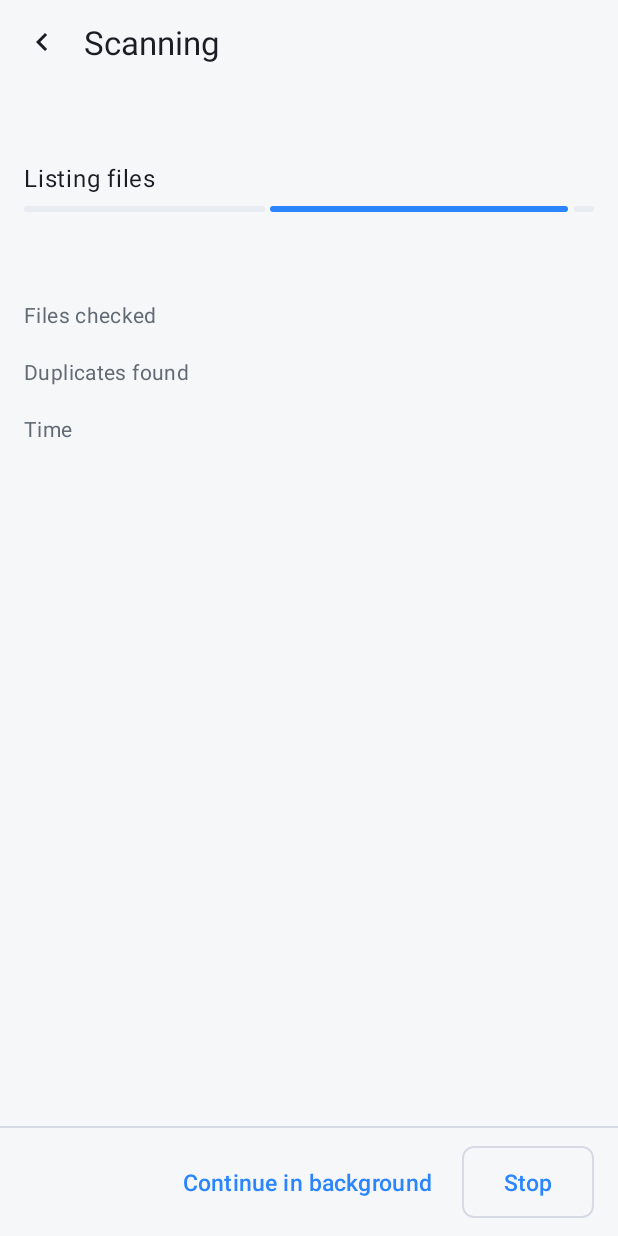
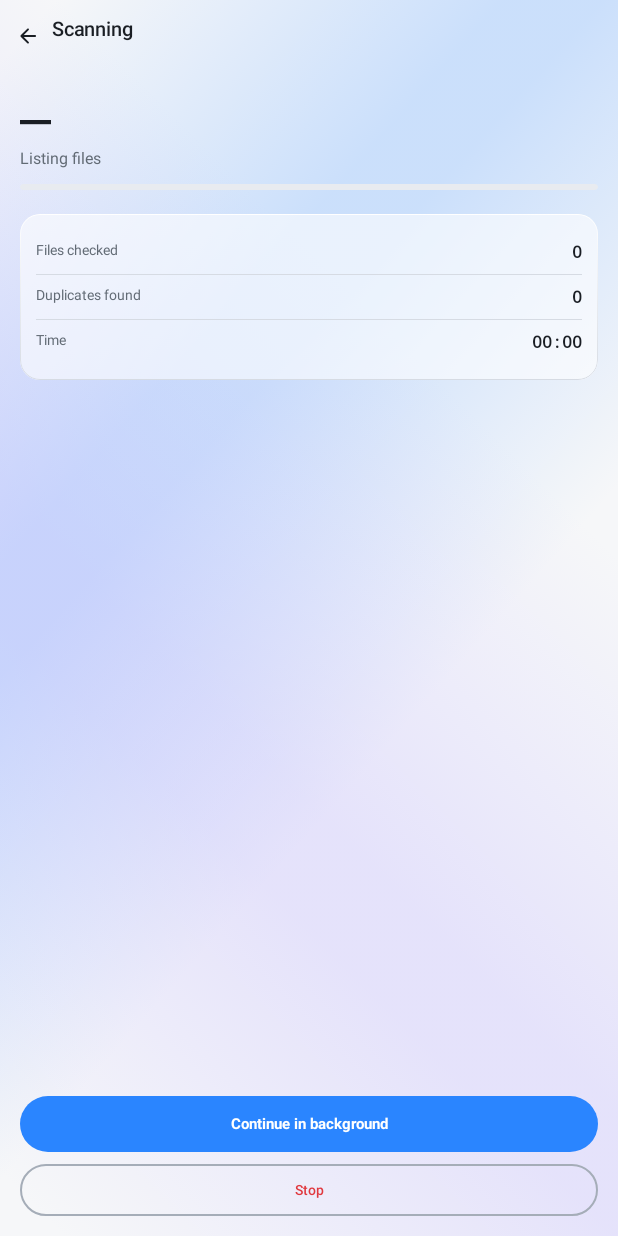
Before and after one commit to madhavraj840/Duplicate-file-finder-app-code, an Android app built with Jetpack Compose: the fragment ScanFragment shown on its own in the app's theme, on a phone screen of 412 x 824 dp. Run offline under Robolectric (Android 15) with nearby library versions, the phone set to English and light mode, and no system bars; 1 statement that could not run was skipped.

Commit message:
feat(ui): Scan in Compose
Co-Authored-By: Claude Opus 5.5 <noreply@anthropic.com>

```diff
--- a/app/src/main/java/com/bunkwise/duplicatefilefinder/presentation/scan/ScanFragment.kt
+++ b/app/src/main/java/com/bunkwise/duplicatefilefinder/presentation/scan/ScanFragment.kt
@@ -4,7 +4,11 @@ import android.os.Bundle
 import android.view.LayoutInflater
 import android.view.View
 import android.view.ViewGroup
+import androidx.compose.runtime.getValue
+import androidx.compose.runtime.mutableStateOf
+import androidx.compose.runtime.setValue
 import androidx.fragment.app.Fragment
+import androidx.lifecycle.compose.collectAsStateWithLifecycle
 import androidx.fragment.app.viewModels
 import androidx.lifecycle.Lifecycle
 import androidx.lifecycle.lifecycleScope
@@ -13,10 +17,7 @@ import androidx.navigation.fragment.findNavController
 import com.bunkwise.duplicatefilefinder.MainActivity
 import com.bunkwise.duplicatefilefinder.R
 import com.bunkwise.duplicatefilefinder.appContainer
-import com.bunkwise.duplicatefilefinder.core.common.Formatters
-import com.bunkwise.duplicatefilefinder.core.domain.model.ScanPhase
-import com.bunkwise.duplicatefilefinder.core.domain.model.ScanProgress
-import com.bunkwise.duplicatefilefinder.databinding.FragmentScanBinding
+import com.bunkwise.duplicatefilefinder.ui.composeScreen
 import com.bunkwise.duplicatefilefinder.service.ScanForegroundService
 import com.bunkwise.duplicatefilefinder.service.ScanStatus
 import com.google.android.material.dialog.MaterialAlertDialogBuilder
@@ -29,16 +30,20 @@ import java.io.File
  */
 class ScanFragment : Fragment() {
 
-    private var _binding: FragmentScanBinding? = null
-    private val binding get() = _binding!!
-
     private val viewModel: ScanViewModel by viewModels { requireContext().appContainer.viewModelFactory }
     private var handledTerminal = false
+    private var scope by mutableStateOf("")
 
-    override fun onCreateView(inflater: LayoutInflater, container: ViewGroup?, savedInstanceState: Bundle?): View {
-        _binding = FragmentScanBinding.inflate(inflater, container, false)
-        return binding.root
-    }
+    override fun onCreateView(inflater: LayoutInflater, container: ViewGroup?, savedInstanceState: Bundle?): View =
+        composeScreen {
+            val progress by viewModel.progress.collectAsStateWithLifecycle()
+            ScanScreen(
+                progress = progress,
+                scope = scope,
+                onBack = { findNavController().popBackStack() },
+                onStop = ::confirmStop,
+            )
+        }
 
     override fun onViewCreated(view: View, savedInstanceState: Bundle?) {
         // Restored after the process died: the scan died with it. Don't show a
@@ -48,41 +53,13 @@ class ScanFragment : Fragment() {
             return
         }
 
-        binding.backButton.setOnClickListener { findNavController().popBackStack() }
-        binding.backgroundButton.setOnClickListener { findNavController().popBackStack() }
-        binding.stopButton.setOnClickListener { confirmStop() }
         showScanScope()
 
         viewLifecycleOwner.lifecycleScope.launch {
             viewLifecycleOwner.repeatOnLifecycle(Lifecycle.State.STARTED) {
-                launch { viewModel.progress.collect(::renderProgress) }
-                launch { viewModel.status.collect(::handleStatus) }
+                viewModel.status.collect(::handleStatus)
             }
         }
-    }
-
-    private fun renderProgress(p: ScanProgress) {
-        val listing = p.phase == ScanPhase.ENUMERATING && p.percent <= 5
-        if (binding.progress.isIndeterminate != listing) {
-            // Switching mode requires the indicator to be hidden first.
-            binding.progress.visibility = View.INVISIBLE
-            binding.progress.isIndeterminate = listing
-            binding.progress.visibility = View.VISIBLE
-        }
-        if (!listing) binding.progress.setProgressCompat(p.percent, true)
-        binding.percentText.text = if (listing) "" else "${p.percent}%"
-        binding.phaseText.setText(
-            when (p.phase) {
-                ScanPhase.ENUMERATING -> R.string.phase_listing
-                ScanPhase.HASHING -> R.string.phase_hashing
-                ScanPhase.COMPARING -> R.string.phase_comparing
-                ScanPhase.GROUPING, ScanPhase.DONE -> R.string.phase_grouping
-            }
-        )
-        binding.filesScanned.text = Formatters.count(p.filesScanned)
-        binding.duplicatesFound.text = Formatters.count(p.duplicatesFound)
-        binding.timeElapsed.text = Formatters.duration(p.elapsedMs)
-        binding.currentPath.text = p.currentPath
     }
 
     private fun handleStatus(status: ScanStatus) {
@@ -122,14 +99,9 @@ class ScanFragment : Fragment() {
             val folder = runCatching {
                 requireContext().appContainer.settingsRepository.current().scanFolders.firstOrNull()
             }.getOrNull()
-            val binding = _binding ?: return@launch
-            binding.scanScope.text = if (folder == null) getString(R.string.scan_scope_device)
+            if (view == null) return@launch
+            scope = if (folder == null) getString(R.string.scan_scope_device)
             else getString(R.string.scan_scope_folder, File(folder).name)
         }
     }
-
-    override fun onDestroyView() {
-        _binding = null
-        super.onDestroyView()
-    }
 }
--- /dev/null
+++ b/app/src/main/java/com/bunkwise/duplicatefilefinder/presentation/scan/ScanScreen.kt
@@ -0,0 +1,123 @@
+package com.bunkwise.duplicatefilefinder.presentation.scan
+
+import androidx.compose.foundation.layout.Arrangement
+import androidx.compose.foundation.layout.Box
+import androidx.compose.foundation.layout.Column
+import androidx.compose.foundation.layout.Row
+import androidx.compose.foundation.layout.Spacer
+import androidx.compose.foundation.layout.fillMaxSize
+import androidx.compose.foundation.layout.fillMaxWidth
+import androidx.compose.foundation.layout.height
+import androidx.compose.foundation.layout.padding
+import androidx.compose.material3.LinearProgressIndicator
+import androidx.compose.material3.MaterialTheme
+import androidx.compose.material3.Text
+import androidx.compose.runtime.Composable
+import androidx.compose.ui.Modifier
+import androidx.compose.ui.draw.clip
+import androidx.compose.ui.res.stringResource
+import androidx.compose.ui.text.style.TextOverflow
+import androidx.compose.ui.unit.dp
+import com.bunkwise.duplicatefilefinder.Performance
+import com.bunkwise.duplicatefilefinder.R
+import com.bunkwise.duplicatefilefinder.core.common.Formatters
+import com.bunkwise.duplicatefilefinder.core.domain.model.ScanPhase
+import com.bunkwise.duplicatefilefinder.core.domain.model.ScanProgress
+import com.bunkwise.duplicatefilefinder.ui.AppCard
+import com.bunkwise.duplicatefilefinder.ui.Df
+import com.bunkwise.duplicatefilefinder.ui.Mono
+import com.bunkwise.duplicatefilefinder.ui.PrimaryButton
+import com.bunkwise.duplicatefilefinder.ui.Radius
+import com.bunkwise.duplicatefilefinder.ui.RowDivider
+import com.bunkwise.duplicatefilefinder.ui.ScreenHeader
+import com.bunkwise.duplicatefilefinder.ui.Spacing
+import com.bunkwise.duplicatefilefinder.ui.TonalButton
+import com.bunkwise.duplicatefilefinder.ui.glassBackdrop
+
+@Composable
+fun ScanScreen(
+    progress: ScanProgress,
+    scope: String,
+    onBack: () -> Unit,
+    onStop: () -> Unit,
+) {
+    val n = Df.c
+    val listing = progress.phase == ScanPhase.ENUMERATING && progress.percent <= 5
+    Box(Modifier.fillMaxSize().glassBackdrop()) {
+        Column(Modifier.fillMaxSize()) {
+            ScreenHeader(stringResource(R.string.scanning), onBack = onBack, subtitle = scope)
+            Column(Modifier.weight(1f).padding(horizontal = Spacing.gutter)) {
+                Spacer(Modifier.height(Spacing.xl))
+                Text(
+                    if (listing) "—" else "${progress.percent}%",
+                    style = MaterialTheme.typography.displayLarge,
+                    color = n.tx,
+                )
+                Text(
+                    stringResource(
+                        when (progress.phase) {
+                            ScanPhase.ENUMERATING -> R.string.phase_listing
+                            ScanPhase.HASHING -> R.string.phase_hashing
+                            ScanPhase.COMPARING -> R.string.phase_comparing
+                            ScanPhase.GROUPING, ScanPhase.DONE -> R.string.phase_grouping
+                        },
+                    ),
+                    style = MaterialTheme.typography.bodyLarge,
+                    color = n.mu,
+                )
+                Spacer(Modifier.height(Spacing.lg))
+                val bar = Modifier.fillMaxWidth().height(6.dp).clip(Radius.pill)
+                if (listing && !Performance.lite) {
+                    LinearProgressIndicator(modifier = bar, color = n.ac, trackColor = n.s2)
+                } else {
+                    LinearProgressIndicator(
+                        progress = { progress.percent / 100f },
+                        modifier = bar,
+                        color = n.ac,
+                        trackColor = n.s2,
+                        drawStopIndicator = {},
+                        gapSize = 0.dp,
+                    )
+                }
+                Spacer(Modifier.height(Spacing.xl))
+                AppCard(contentPadding = Spacing.lg) {
+                    Figure(stringResource(R.string.files_checked), Formatters.count(progress.filesScanned))
+                    RowDivider(start = 0.dp)
+                    Figure(stringResource(R.string.duplicates_found), Formatters.count(progress.duplicatesFound))
+                    RowDivider(start = 0.dp)
+                    Figure(stringResource(R.string.time_elapsed), Formatters.duration(progress.elapsedMs))
+                }
+                Spacer(Modifier.height(Spacing.md))
+                Text(
+                    progress.currentPath,
+                    style = MaterialTheme.typography.bodySmall,
+                    color = n.mu,
+                    maxLines = 2,
+                    overflow = TextOverflow.Ellipsis,
+                )
+            }
+            Column(
+                Modifier.fillMaxWidth().padding(Spacing.gutter),
+                verticalArrangement = Arrangement.spacedBy(Spacing.md),
+            ) {
+                PrimaryButton(stringResource(R.string.run_in_background), onClick = onBack, modifier = Modifier.fillMaxWidth())
+                TonalButton(
+                    stringResource(R.string.stop),
+                    onClick = onStop,
+                    height = 52.dp,
+                    contentColor = n.danger,
+                    modifier = Modifier.fillMaxWidth(),
+                )
+            }
+        }
+    }
+}
+
+@Composable
+private fun Figure(label: String, value: String) {
+    val n = Df.c
+    Row(Modifier.fillMaxWidth().padding(vertical = Spacing.md)) {
+        Text(label, style = MaterialTheme.typography.bodyMedium, color = n.mu, modifier = Modifier.weight(1f))
+        Text(value, style = MaterialTheme.typography.titleMedium.copy(fontFamily = Mono), color = n.tx)
+    }
+}
```
